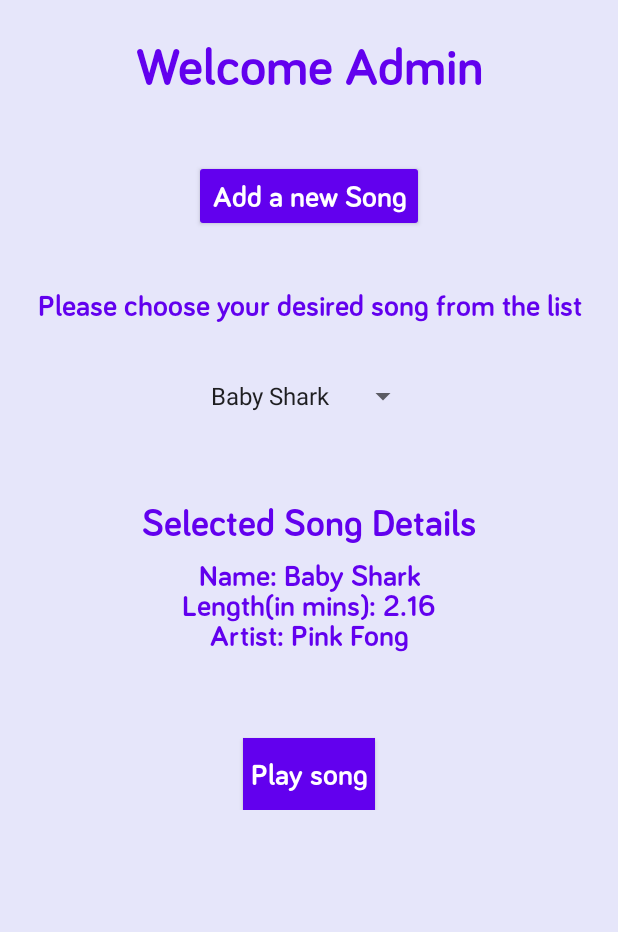
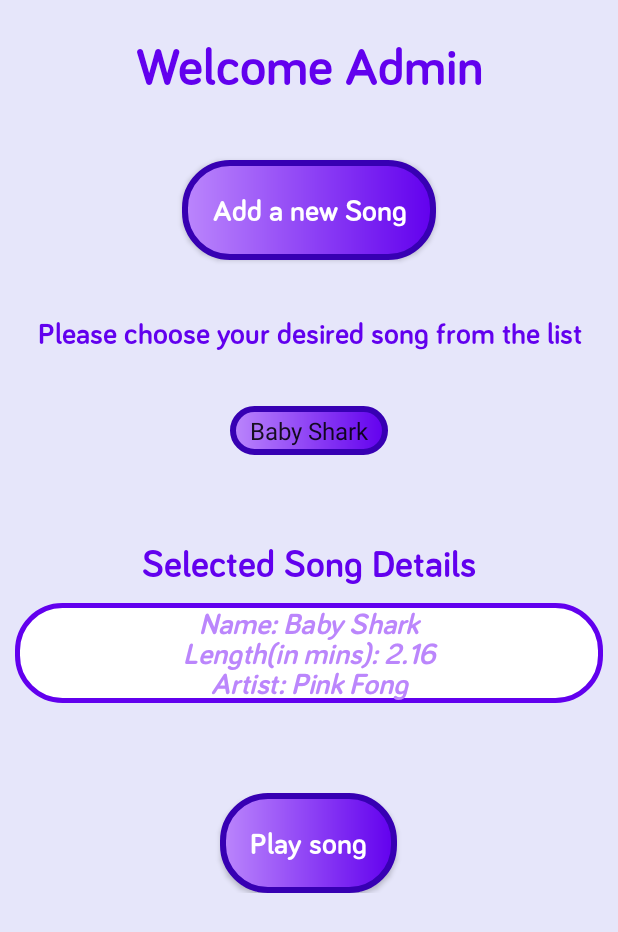
Before and after one commit to omarbaba99/SongBytesApp, an Android app: the AdminActivity screen opened directly, with no data from a screen before it, on a phone screen of 412 x 824 dp. Shown: the top 932 px of the screen. Run offline under Robolectric (Android 15) with nearby library versions, the phone set to English and light mode, and no system bars.

Commit message:
Added gradient buttons and redesigned app ui

```diff
--- /dev/null
+++ b/app/src/main/res/drawable/back.xml
@@ -0,0 +1,7 @@
+<shape
+    xmlns:android="http://schemas.android.com/apk/res/android"
+    android:shape="rectangle" >
+    <solid android:color="@android:color/white" />
+    <stroke android:width="3dip" android:color="@color/purple_500"/>
+    <corners android:radius="30dp" />
+</shape>
--- /dev/null
+++ b/app/src/main/res/drawable/custom_button.xml
@@ -0,0 +1,16 @@
+<?xml version="1.0" encoding="utf-8"?>
+<shape xmlns:android="http://schemas.android.com/apk/res/android"
+    android:shape="rectangle">
+
+    <gradient
+        android:endColor="@color/purple_500"
+        android:type="linear"
+        android:startColor="@color/purple_200" />
+
+    <corners android:radius="30dp" />
+
+    <stroke
+        android:width="4dp"
+        android:color="@color/purple_700" />
+
+</shape>
--- a/app/src/main/res/layout/activity_add_song.xml
+++ b/app/src/main/res/layout/activity_add_song.xml
@@ -59,7 +59,8 @@
         android:text="@string/addSongUploadButtonText"
         android:textAllCaps="false"
         android:textSize="20sp"
-        app:backgroundTint="@color/design_default_color_primary"
+        android:background="@drawable/custom_button"
+        android:padding="20dp"
         android:layout_marginTop="25dp"
         android:onClick="uploadSong"/>
 
@@ -92,7 +93,8 @@
         android:text="@string/addSongAddButtonText"
         android:textAllCaps="false"
         android:textSize="20sp"
-        app:backgroundTint="@color/design_default_color_primary"
+        android:background="@drawable/custom_button"
+        android:padding="20dp"
         android:layout_marginTop="50dp"
         android:onClick="addSong"
         android:fontFamily="@font/bariol_bold"/>
--- a/app/src/main/res/layout/activity_admin.xml
+++ b/app/src/main/res/layout/activity_admin.xml
@@ -30,7 +30,8 @@
         android:text="@string/adminAddButtonText"
         android:textAllCaps="false"
         android:textSize="20sp"
-        app:backgroundTint="@color/design_default_color_primary"
+        android:background="@drawable/custom_button"
+        android:padding="20dp"
         android:layout_marginTop="20dp"
         android:onClick="openAddSongActivity"
         android:fontFamily="@font/bariol_bold"/>
--- a/app/src/main/res/layout/activity_main.xml
+++ b/app/src/main/res/layout/activity_main.xml
@@ -63,7 +63,8 @@
         android:textSize="20sp"
         android:textColor="@color/white"
         android:onClick="onClickLogin"
-        app:backgroundTint="@color/design_default_color_primary"
+        android:background="@drawable/custom_button"
+        android:padding="20dp"
         android:layout_marginTop="20dp"
         />
 
--- a/app/src/main/res/layout/activity_play_song.xml
+++ b/app/src/main/res/layout/activity_play_song.xml
@@ -32,7 +32,7 @@
         android:layout_height="100dp"
         android:layout_below="@+id/imageView"
         android:layout_margin="20dp"
-        android:background="@color/cardview_shadow_start_color"
+        android:background="@drawable/custom_button"
         android:orientation="horizontal"
         android:gravity="center_horizontal"
         android:padding="10dp">
@@ -82,7 +82,9 @@
         android:layout_height="wrap_content"
         android:layout_margin="5dp"
         android:gravity="center"
-        android:textColor="@color/design_default_color_primary"
+        android:background="@drawable/back"
+        android:textStyle="italic"
+        android:textColor="@color/purple_200"
         android:textSize="20sp"
         android:scrollbars = "vertical"
         android:fontFamily="@font/bariol_bold"/>
--- a/app/src/main/res/layout/fragment_display_song.xml
+++ b/app/src/main/res/layout/fragment_display_song.xml
@@ -22,6 +22,8 @@
         android:id="@+id/fragSpinner"
         android:layout_marginTop="20dp"
         android:layout_below="@id/fragMainTextHeader"
+        android:background="@drawable/custom_button"
+        android:padding="5dp"
         android:layout_centerHorizontal="true"
         android:layout_width="wrap_content"
         android:layout_height="wrap_content" />
@@ -45,10 +47,12 @@
         android:layout_height="wrap_content"
         android:layout_below="@+id/fragMainTextHeader1"
         android:layout_centerHorizontal="true"
-        android:layout_margin="5dp"
+        android:layout_margin="10dp"
+        android:background="@drawable/back"
         android:gravity="center"
+        android:textStyle="italic"
         android:text="Selected Song Details"
-        android:textColor="@color/design_default_color_primary"
+        android:textColor="@color/purple_200"
         android:textSize="20sp"
         android:fontFamily="@font/bariol_bold"/>
 
@@ -59,9 +63,10 @@
         android:layout_centerHorizontal="true"
         android:layout_height="wrap_content"
         android:text="Play song"
-        android:background="@color/colorPrimary"
         android:textAllCaps="false"
         android:textSize="20dp"
+        android:background="@drawable/custom_button"
+        android:padding="20dp"
         android:textColor="@color/white"
         android:layout_marginTop="50dp"
         android:fontFamily="@font/bariol_bold"/>
```
